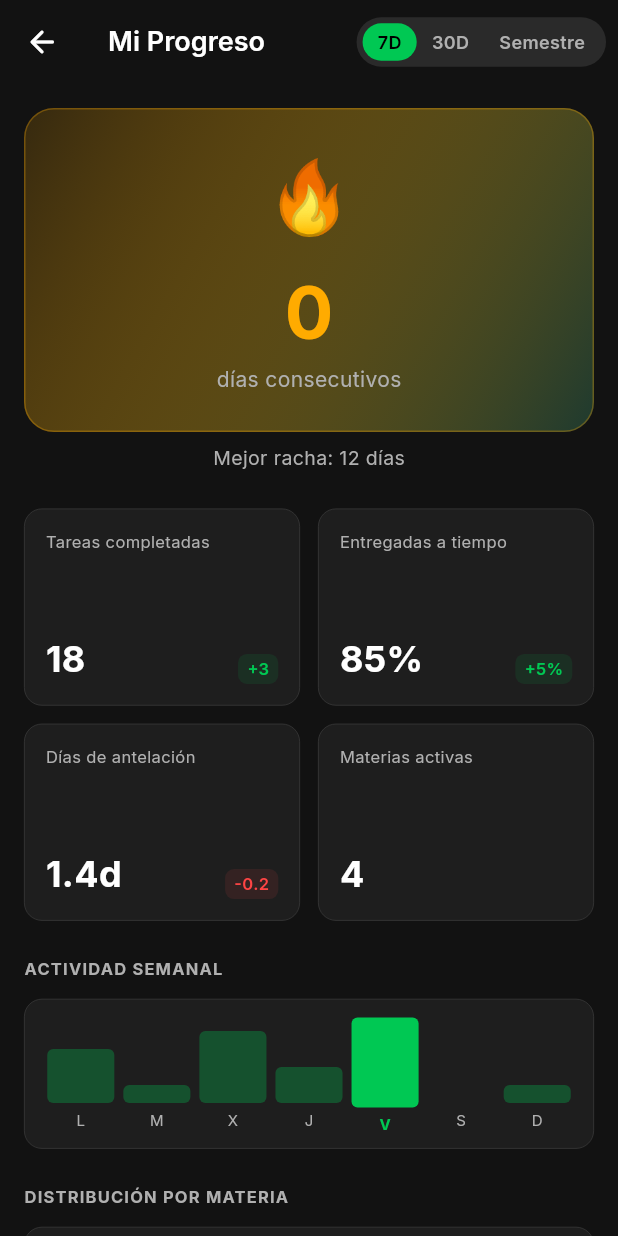
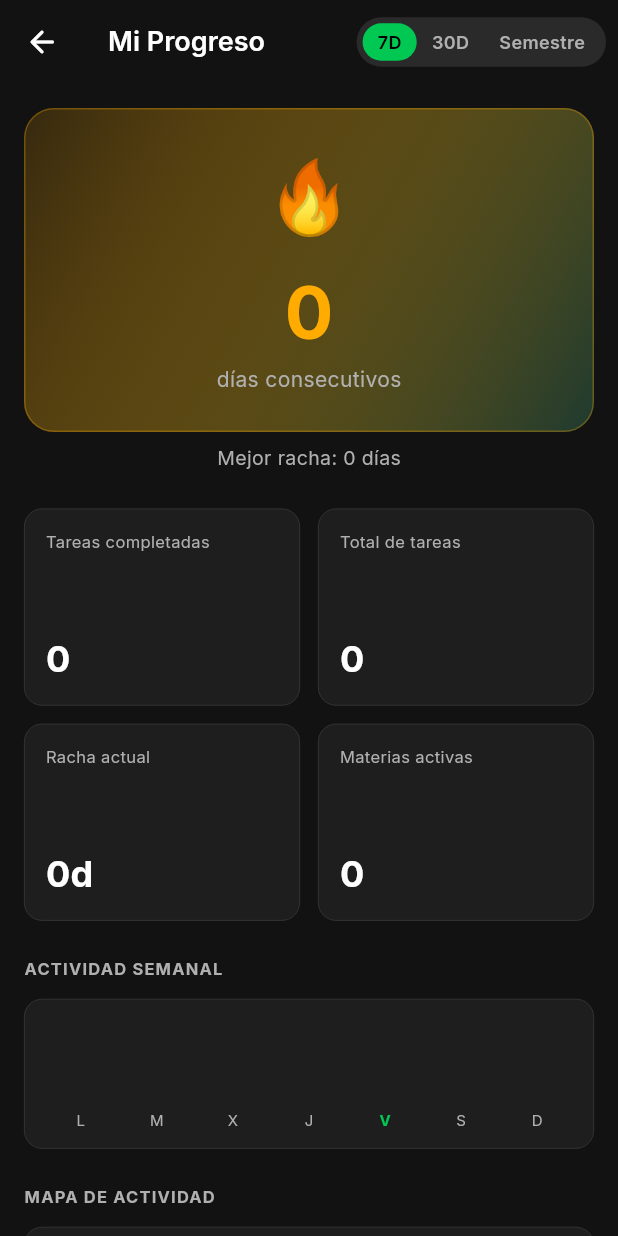
Before and after one commit to Raikadier/captus_mobile, a Flutter app: the StatisticsScreen screen opened by its route, on a phone screen of 412 x 824 dp. Run offline on Flutter 3.47's test engine with Material 3 defaults, Android fonts, the phone set to English and light mode, and no system bars; our stand-ins replace dio, firebase_core, firebase_messaging, flutter_riverpod, flutter_slidable, go_router and 5 more; accounts and stored records are empty; network calls fail.

Commit message:
feat: connect profile, statistics, and notifications to real backend
User profile:
- New userProfileProvider → GET /users/profile
- Maps backend 'carrer' (typo) → career, falls back to Supabase auth data
- UserModel.fromLocalUser() for fallback from auth state

Statistics:
- New statisticsProvider → parallel GET /statistics + /streak-stats + /tasks
- StatisticsScreen converted to ConsumerStatefulWidget
- _WeekBarChart and _SubjectDistribution now accept real data
- Degrades gracefully on partial API failure

Notifications:
- New notificationsProvider → GET /notifications + PUT /:id/read
- NotificationsScreen converted to ConsumerStatefulWidget
- markRead() on tap, markAllRead() for bulk action, remove() on swipe
- unreadCountProvider for badge use elsewhere

Co-Authored-By: Claude Sonnet 4.6 <noreply@anthropic.com>

```diff
--- /dev/null
+++ b/lib/core/providers/statistics_provider.dart
@@ -0,0 +1,102 @@
+import 'package:flutter_riverpod/flutter_riverpod.dart';
+import '../services/api_client.dart';
+
+class SubjectStat {
+  final String name;
+  final double progress;
+  final int colorIndex;
+  const SubjectStat({
+    required this.name,
+    required this.progress,
+    required this.colorIndex,
+  });
+}
+
+class AppStatistics {
+  final int completedTasks;
+  final int totalTasks;
+  final int currentStreak;
+  final int bestStreak;
+  final int activeCourses;
+  final List<SubjectStat> subjects;
+  // 7 values Mon–Sun representing completed tasks per day
+  final List<int> weeklyActivity;
+
+  const AppStatistics({
+    this.completedTasks = 0,
+    this.totalTasks = 0,
+    this.currentStreak = 0,
+    this.bestStreak = 0,
+    this.activeCourses = 0,
+    this.subjects = const [],
+    this.weeklyActivity = const [0, 0, 0, 0, 0, 0, 0],
+  });
+}
+
+Future<AppStatistics> _fetchStatistics() async {
+  // Run the three calls in parallel; degrade gracefully if any fails
+  final results = await Future.wait([
+    ApiClient.instance
+        .get<Map<String, dynamic>>('/statistics')
+        .then((r) => r.data)
+        .catchError((_) => null),
+    ApiClient.instance
+        .get<Map<String, dynamic>>('/statistics/streak-stats')
+        .then((r) => r.data)
+        .catchError((_) => null),
+    ApiClient.instance
+        .get<Map<String, dynamic>>('/statistics/tasks')
+        .then((r) => r.data)
+        .catchError((_) => null),
+  ]);
+
+  final main = _unwrap(results[0]);
+  final streak = _unwrap(results[1]);
+  final tasks = _unwrap(results[2]);
+
+  // Parse subjects
+  final rawSubjects = main['subjects'] as List? ?? [];
+  final subjects = rawSubjects.asMap().entries.map((e) {
+    final s = e.value as Map<String, dynamic>;
+    final progress = (s['progress'] as num?)?.toDouble() ??
+        ((s['grade'] as num?)?.toDouble() ?? 0) / 100;
+    return SubjectStat(
+      name: s['name']?.toString() ?? '',
+      progress: progress.clamp(0.0, 1.0),
+      colorIndex: e.key % 6,
+    );
+  }).toList();
+
+  // Parse weekly activity from productivityChart
+  final rawChart = tasks['productivityChart'] as List? ?? [];
+  final weeklyActivity = List.generate(7, (i) {
+    if (i < rawChart.length) {
+      final day = rawChart[i] as Map<String, dynamic>;
+      return (day['completed'] as num?)?.toInt() ?? 0;
+    }
+    return 0;
+  });
+
+  return AppStatistics(
+    completedTasks: (main['completedTasks'] as num?)?.toInt() ?? 0,
+    totalTasks: (main['totalTasks'] as num?)?.toInt() ?? 0,
+    currentStreak: (streak['currentStreak'] as num?)?.toInt() ??
+        (main['racha'] as num?)?.toInt() ?? 0,
+    bestStreak: (streak['bestStreak'] as num?)?.toInt() ?? 0,
+    activeCourses: subjects.length,
+    subjects: subjects,
+    weeklyActivity: weeklyActivity,
+  );
+}
+
+Map<String, dynamic> _unwrap(dynamic raw) {
+  if (raw == null) return {};
+  if (raw is Map<String, dynamic>) {
+    return (raw['data'] as Map<String, dynamic>?) ?? raw;
+  }
+  return {};
+}
+
+final statisticsProvider = FutureProvider.autoDispose<AppStatistics>(
+  (_) => _fetchStatistics(),
+);
--- a/lib/features/statistics/screens/statistics_screen.dart
+++ b/lib/features/statistics/screens/statistics_screen.dart
@@ -1,24 +1,26 @@
 import 'package:flutter/material.dart';
+import 'package:flutter_riverpod/flutter_riverpod.dart';
 import 'package:go_router/go_router.dart';
 import 'package:google_fonts/google_fonts.dart';
 import '../../../core/constants/app_colors.dart';
-import '../../../models/user.dart';
+import '../../../core/providers/statistics_provider.dart';
 import '../../../shared/widgets/streak_badge.dart';
 
-class StatisticsScreen extends StatefulWidget {
+class StatisticsScreen extends ConsumerStatefulWidget {
   const StatisticsScreen({super.key});
 
   @override
-  State<StatisticsScreen> createState() => _StatisticsScreenState();
+  ConsumerState<StatisticsScreen> createState() => _StatisticsScreenState();
 }
 
-class _StatisticsScreenState extends State<StatisticsScreen> {
+class _StatisticsScreenState extends ConsumerState<StatisticsScreen> {
   int _periodIndex = 0;
   final _periods = ['7D', '30D', 'Semestre'];
-  final user = UserModel.mock;
 
   @override
   Widget build(BuildContext context) {
+    final statsAsync = ref.watch(statisticsProvider);
+
     return Scaffold(
       backgroundColor: AppColors.background,
       appBar: AppBar(
@@ -65,22 +67,29 @@ class _StatisticsScreenState extends State<StatisticsScreen> {
           ),
         ],
       ),
-      body: ListView(
+      body: statsAsync.when(
+        loading: () => const Center(child: CircularProgressIndicator()),
+        error: (_, __) => _buildBody(const AppStatistics()),
+        data: _buildBody,
+      ),
+    );
+  }
+
+  Widget _buildBody(AppStatistics stats) {
+    return ListView(
       padding: const EdgeInsets.all(16),
       children: [
-          // Streak hero
-          StreakBadge(days: 0, size: StreakSize.hero),
+        StreakBadge(days: stats.currentStreak, size: StreakSize.hero),
         const SizedBox(height: 8),
         Center(
           child: Text(
-              'Mejor racha: 12 días',
+            'Mejor racha: ${stats.bestStreak} días',
             style: GoogleFonts.inter(
                 fontSize: 13, color: AppColors.textSecondary),
           ),
         ),
         const SizedBox(height: 24),
 
-          // Metrics grid
         GridView.count(
           crossAxisCount: 2,
           crossAxisSpacing: 12,
@@ -91,29 +100,28 @@ class _StatisticsScreenState extends State<StatisticsScreen> {
           children: [
             _MetricCard(
                 label: 'Tareas completadas',
-                  value: '18',
-                  trend: '+3',
+                value: '${stats.completedTasks}',
+                trend: '=',
                 trendPositive: true),
             _MetricCard(
-                  label: 'Entregadas a tiempo',
-                  value: '85%',
-                  trend: '+5%',
+                label: 'Total de tareas',
+                value: '${stats.totalTasks}',
+                trend: '=',
                 trendPositive: true),
             _MetricCard(
-                  label: 'Días de antelación',
-                  value: '1.4d',
-                  trend: '-0.2',
-                  trendPositive: false),
+                label: 'Racha actual',
+                value: '${stats.currentStreak}d',
+                trend: '=',
+                trendPositive: true),
             _MetricCard(
                 label: 'Materias activas',
-                  value: '4',
+                value: '${stats.activeCourses}',
                 trend: '=',
                 trendPositive: true),
           ],
         ),
         const SizedBox(height: 24),
 
-          // Activity chart (simple bar)
         Text(
           'ACTIVIDAD SEMANAL',
           style: GoogleFonts.inter(
@@ -124,10 +132,10 @@ class _StatisticsScreenState extends State<StatisticsScreen> {
           ),
         ),
         const SizedBox(height: 12),
-          _WeekBarChart(),
+        _WeekBarChart(values: stats.weeklyActivity),
         const SizedBox(height: 24),
 
-          // Distribution
+        if (stats.subjects.isNotEmpty) ...[
           Text(
             'DISTRIBUCIÓN POR MATERIA',
             style: GoogleFonts.inter(
@@ -138,10 +146,10 @@ class _StatisticsScreenState extends State<StatisticsScreen> {
             ),
           ),
           const SizedBox(height: 12),
-          _SubjectDistribution(),
+          _SubjectDistribution(subjects: stats.subjects),
           const SizedBox(height: 24),
+        ],
 
-          // Heat map placeholder
         Text(
           'MAPA DE ACTIVIDAD',
           style: GoogleFonts.inter(
@@ -155,7 +163,6 @@ class _StatisticsScreenState extends State<StatisticsScreen> {
         _HeatMap(),
         const SizedBox(height: 24),
 
-          // Achievements preview
         Row(
           children: [
             Text(
@@ -190,13 +197,13 @@ class _StatisticsScreenState extends State<StatisticsScreen> {
                           Border.all(color: AppColors.warning.withAlpha(76)),
                     ),
                     child: Center(
-                          child: Text(e, style: const TextStyle(fontSize: 26))),
+                        child:
+                            Text(e, style: const TextStyle(fontSize: 26))),
                   ))
               .toList(),
         ),
         const SizedBox(height: 32),
       ],
-      ),
     );
   }
 }
@@ -273,12 +280,15 @@ class _MetricCard extends StatelessWidget {
 }
 
 class _WeekBarChart extends StatelessWidget {
-  final _days = ['L', 'M', 'X', 'J', 'V', 'S', 'D'];
-  final _values = [3, 1, 4, 2, 5, 0, 1];
+  final List<int> values;
+  static const _days = ['L', 'M', 'X', 'J', 'V', 'S', 'D'];
+
+  const _WeekBarChart({required this.values});
 
   @override
   Widget build(BuildContext context) {
-    final maxVal = _values.reduce((a, b) => a > b ? a : b).toDouble();
+    final safeValues = List.generate(7, (i) => i < values.length ? values[i] : 0);
+    final maxVal = safeValues.reduce((a, b) => a > b ? a : b).toDouble();
     return Container(
       height: 100,
       padding: const EdgeInsets.all(12),
@@ -290,7 +300,7 @@ class _WeekBarChart extends StatelessWidget {
       child: Row(
         crossAxisAlignment: CrossAxisAlignment.end,
         children: List.generate(_days.length, (i) {
-          final pct = maxVal > 0 ? _values[i] / maxVal : 0.0;
+          final pct = maxVal > 0 ? safeValues[i] / maxVal : 0.0;
           final isToday = i == DateTime.now().weekday - 1;
           return Expanded(
             child: Padding(
@@ -314,7 +324,8 @@ class _WeekBarChart extends StatelessWidget {
                       fontSize: 10,
                       color:
                           isToday ? AppColors.primary : AppColors.textSecondary,
-                      fontWeight: isToday ? FontWeight.bold : FontWeight.normal,
+                      fontWeight:
+                          isToday ? FontWeight.bold : FontWeight.normal,
                     ),
                   ),
                 ],
@@ -328,12 +339,8 @@ class _WeekBarChart extends StatelessWidget {
 }
 
 class _SubjectDistribution extends StatelessWidget {
-  final _subjects = [
-    ('Estructuras de Datos', 0.35, 0),
-    ('Cálculo II', 0.25, 1),
-    ('Ing. Software I', 0.25, 2),
-    ('S. Operativos', 0.15, 3),
-  ];
+  final List<SubjectStat> subjects;
+  const _SubjectDistribution({required this.subjects});
 
   @override
   Widget build(BuildContext context) {
@@ -345,8 +352,8 @@ class _SubjectDistribution extends StatelessWidget {
         border: Border.all(color: AppColors.border, width: 0.5),
       ),
       child: Column(
-        children: _subjects.map((s) {
-          final color = AppColors.courseColor(s.$3);
+        children: subjects.map((s) {
+          final color = AppColors.courseColor(s.colorIndex);
           return Padding(
             padding: const EdgeInsets.only(bottom: 10),
             child: Row(
@@ -358,11 +365,12 @@ class _SubjectDistribution extends StatelessWidget {
                         BoxDecoration(color: color, shape: BoxShape.circle)),
                 const SizedBox(width: 8),
                 Expanded(
-                    child: Text(s.$1, style: GoogleFonts.inter(fontSize: 12))),
+                    child: Text(s.name,
+                        style: GoogleFonts.inter(fontSize: 12))),
                 SizedBox(
                   width: 120,
                   child: LinearProgressIndicator(
-                    value: s.$2,
+                    value: s.progress,
                     color: color,
                     backgroundColor: color.withAlpha(38),
                     minHeight: 6,
@@ -370,7 +378,7 @@ class _SubjectDistribution extends StatelessWidget {
                   ),
                 ),
                 const SizedBox(width: 8),
-                Text('${(s.$2 * 100).toInt()}%',
+                Text('${(s.progress * 100).toInt()}%',
                     style: GoogleFonts.inter(
                         fontSize: 11, color: AppColors.textSecondary)),
               ],
```
Also changed, not shown: lib/core/providers/notifications_provider.dart (added, +120 -0 lines), lib/core/providers/user_profile_provider.dart (added, +55 -0 lines), lib/features/notifications/screens/notifications_screen.dart (+46 -38 lines), lib/features/profile/screens/profile_screen.dart (+11 -8 lines), lib/models/user.dart (+17 -0 lines). Lines whose indentation alone changed are shown as unchanged.
